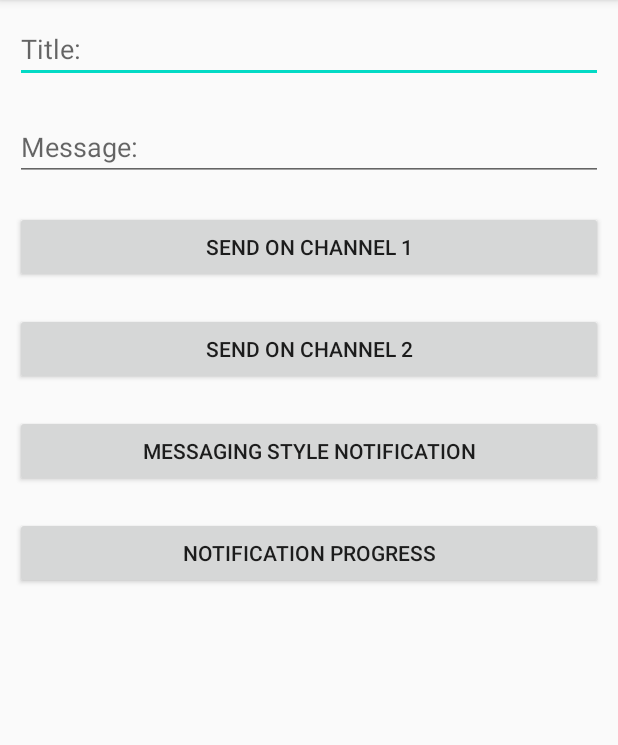
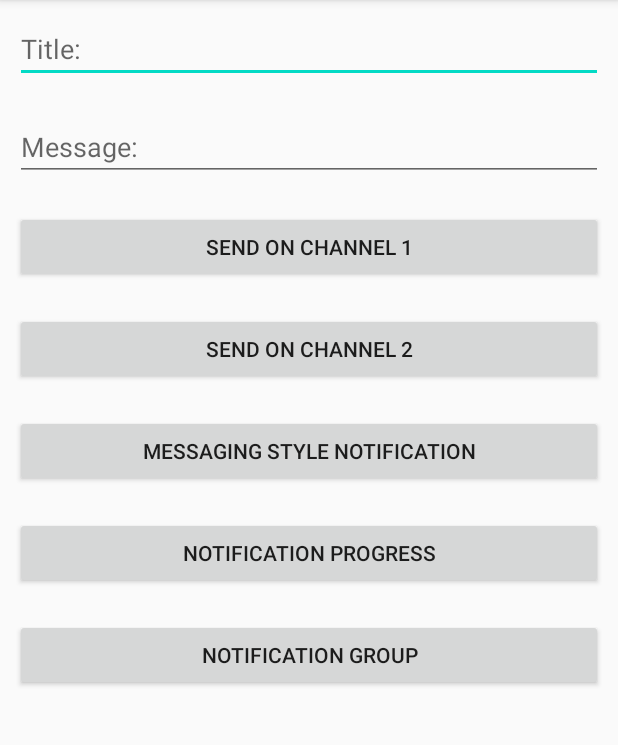
Before and after one commit to IronClad1607/Notification-Practice, an Android app: the InternalNotificationActivity screen opened directly, with no data from a screen before it, on a phone screen of 412 x 824 dp, the part 84-829 px from its top. Run offline under Robolectric (Android 15) with nearby library versions, the phone set to English and light mode, and no system bars.

Commit message:
notification group

```diff
--- a/app/src/main/res/layout/activity_internal_notification.xml
+++ b/app/src/main/res/layout/activity_internal_notification.xml
@@ -51,4 +51,11 @@
         android:layout_height="wrap_content"
         android:layout_marginBottom="20dp"
         android:text="@string/notification_progress" />
+
+    <Button
+        android:id="@+id/btnSendOnChannel5"
+        android:layout_width="match_parent"
+        android:layout_height="wrap_content"
+        android:layout_marginBottom="20dp"
+        android:text="@string/notification_group" />
 </LinearLayout>
--- a/app/src/main/res/values/strings.xml
+++ b/app/src/main/res/values/strings.xml
@@ -11,4 +11,5 @@
     <string name="bigDummyText">Lorem ipsum dolor sit amet, consectetur adipiscing elit, sed do eiusmod tempor incididunt ut labore et dolore magna aliqua. Eu consequat ac felis donec et odio. Velit euismod in pellentesque massa placerat duis. Egestas egestas fringilla phasellus faucibus scelerisque eleifend. Volutpat blandit aliquam etiam erat. Mus mauris vitae ultricies leo integer malesuada nunc. Cursus mattis molestie a iaculis at erat pellentesque adipiscing commodo. Sit amet tellus cras adipiscing enim eu. Posuere ac ut consequat semper viverra nam. Fames ac turpis egestas integer eget. Quam viverra orci sagittis eu volutpat odio. Mauris vitae ultricies leo integer malesuada nunc vel risus commodo. Faucibus a pellentesque sit amet porttitor. Gravida rutrum quisque non tellus orci ac auctor augue. Vitae auctor eu augue ut lectus arcu bibendum at varius. Platea dictumst vestibulum rhoncus est pellentesque elit ullamcorper. Ultricies mi quis hendrerit dolor magna eget est. Feugiat pretium nibh ipsum consequat nisl vel pretium lectus.</string>
     <string name="messaging_style_notification">Messaging Style Notification</string>
     <string name="notification_progress">Notification Progress</string>
+    <string name="notification_group">Notification Group</string>
 </resources>
```
Also changed, not shown: app/src/main/java/com/ironclad/notificationpractice/InternalNotificationActivity.kt (+14 -0 lines).
